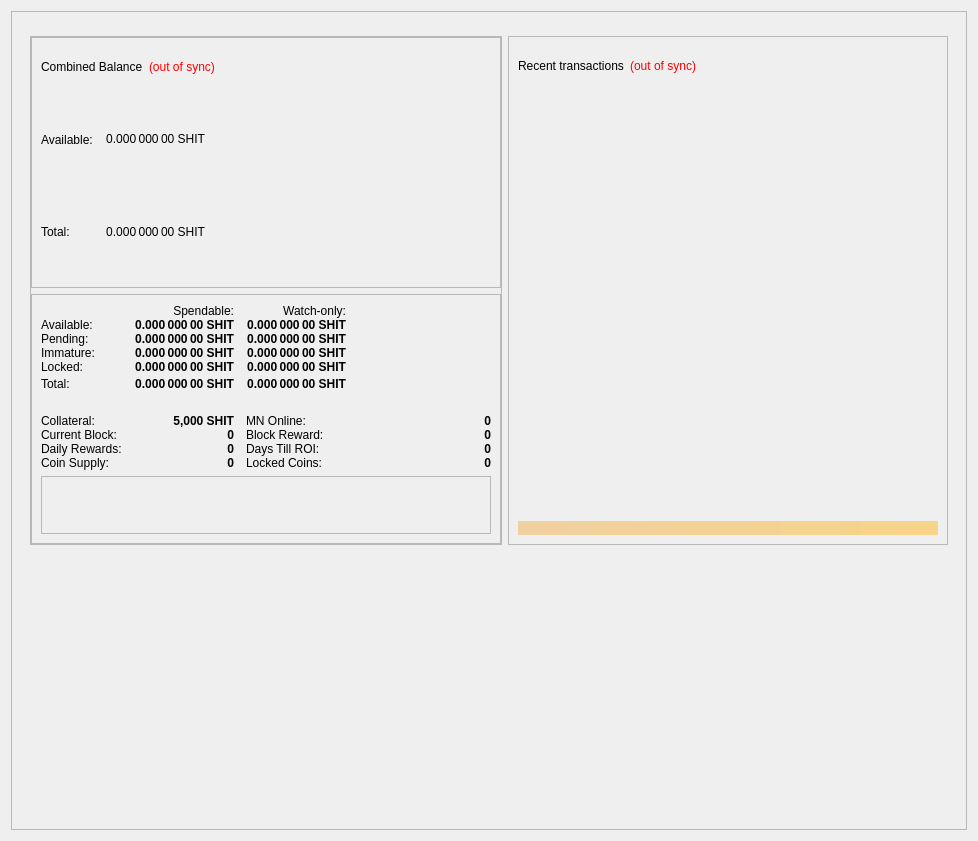
Before: the Qt Designer form src/qt/forms/overviewpage.ui in ghostghost2/shit-master, drawn with Qt 5.
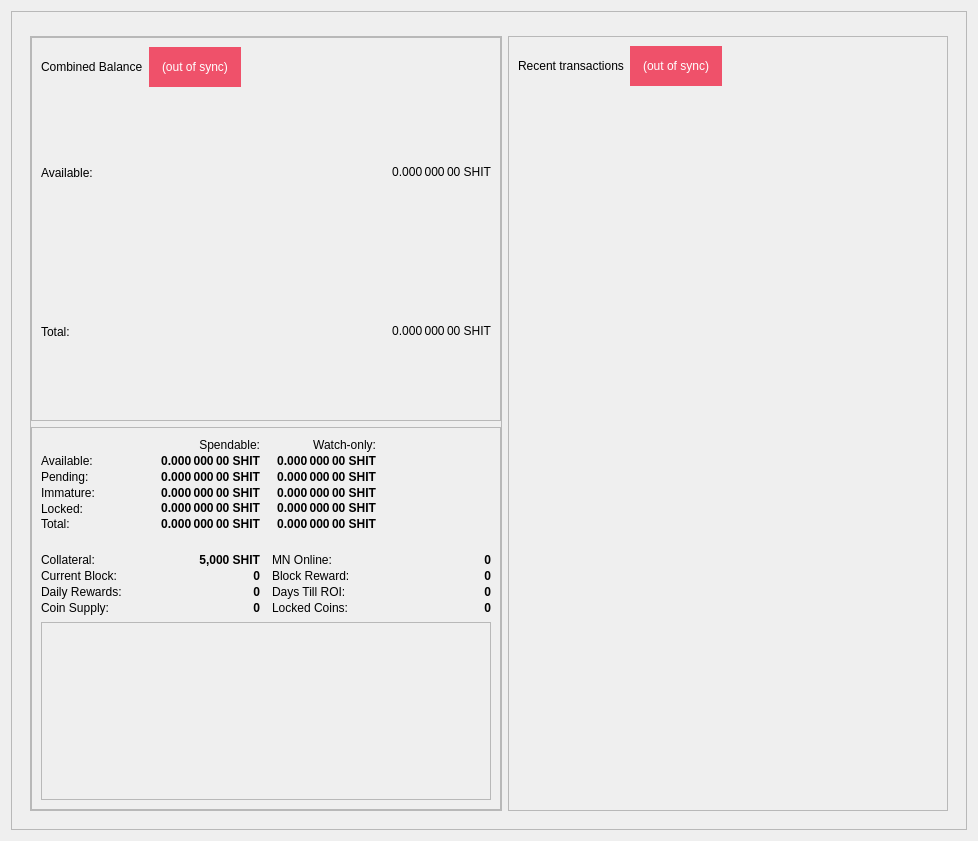
After: the same form once the commit is applied.

Commit message: Overview Page

```diff
--- a/src/qt/forms/overviewpage.ui
+++ b/src/qt/forms/overviewpage.ui
@@ -157,7 +157,7 @@
                       <string>The displayed information may be out of date. Your wallet automatically synchronizes with the Shit network after a connection is established, but this process has not completed yet.</string>
                      </property>
                      <property name="styleSheet">
-                      <string notr="true">QLabel { color: red; }</string>
+                      <string notr="true">QLabel { background-color: #ef516a; color:#fff; padding:3px 10px; }</string>
                      </property>
                      <property name="text">
                       <string notr="true">(out of sync)</string>
@@ -254,19 +254,6 @@
                      </property>
                     </widget>
                    </item>
-                   <item row="2" column="3">
-                    <spacer name="horizontalSpacer_2">
-                     <property name="orientation">
-                      <enum>Qt::Horizontal</enum>
-                     </property>
-                     <property name="sizeHint" stdset="0">
-                      <size>
-                       <width>40</width>
-                       <height>0</height>
-                      </size>
-                     </property>
-                    </spacer>
-                   </item>
                   </layout>
                  </item>
                 </layout>
@@ -289,19 +276,6 @@
                    <property name="verticalSpacing">
                     <number>0</number>
                    </property>
-                   <item row="5" column="3">
-                    <spacer name="horizontalSpacer_9">
-                     <property name="orientation">
-                      <enum>Qt::Horizontal</enum>
-                     </property>
-                     <property name="sizeHint" stdset="0">
-                      <size>
-                       <width>40</width>
-                       <height>20</height>
-                      </size>
-                     </property>
-                    </spacer>
-                   </item>
                    <item row="5" column="1">
                     <widget class="QLabel" name="labelTotal">
                      <property name="font">
@@ -920,7 +894,7 @@
              </property>
              <property name="maximumSize">
               <size>
-               <width>550</width>
+               <width>16777215</width>
                <height>16777215</height>
               </size>
              </property>
@@ -961,7 +935,7 @@
                    <string>The displayed information may be out of date. Your wallet automatically synchronizes with the Shit network after a connection is established, but this process has not completed yet.</string>
                   </property>
                   <property name="styleSheet">
-                   <string notr="true">QLabel { color: red; }</string>
+                   <string notr="true">QLabel { background-color: #ef516a; color:#fff; padding:3px 10px; }</string>
                   </property>
                   <property name="text">
                    <string notr="true">(out of sync)</string>
@@ -1020,7 +994,7 @@
                  </size>
                 </property>
                 <property name="styleSheet">
-                 <string notr="true">background-color: qlineargradient(x1: 0, y1: 0, x2: 1, y2: 0, stop:0 #F0D0A0, stop:1 #F8D488); color:#000000;</string>
+                 <string notr="true"> </string>
                 </property>
                 <property name="text">
                  <string/>
@@ -1040,29 +1014,7 @@
          </item>
         </layout>
        </widget>
-      </item>
-      <item row="2" column="0">
-       <widget class="QLabel" name="exchangeFrame">
-        <property name="minimumSize">
-         <size>
-          <width>0</width>
-          <height>260</height>
-         </size>
-        </property>
-        <property name="maximumSize">
-         <size>
-          <width>16777215</width>
-          <height>260</height>
-         </size>
-        </property>
-        <property name="text">
-         <string/>
-        </property>
-        <property name="alignment">
-         <set>Qt::AlignRight|Qt::AlignTrailing|Qt::AlignVCenter</set>
-        </property>
-       </widget>
-      </item>
+      </item> 
      </layout>
     </widget>
    </item>
```
Left out of the diff: 1 changed line with no effect on the pictures.
